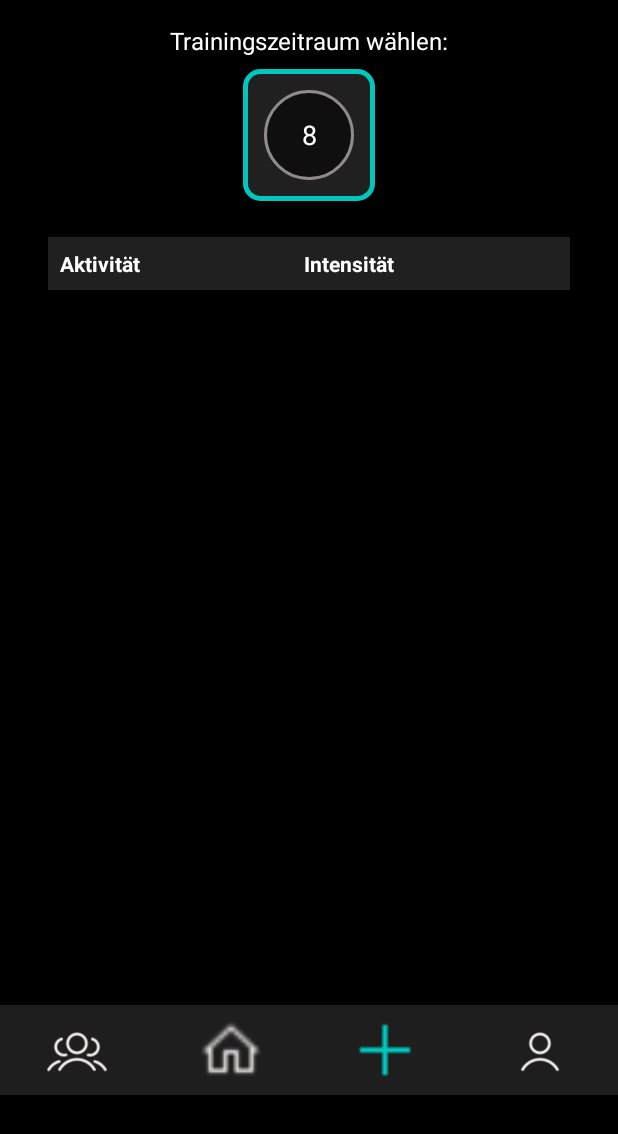
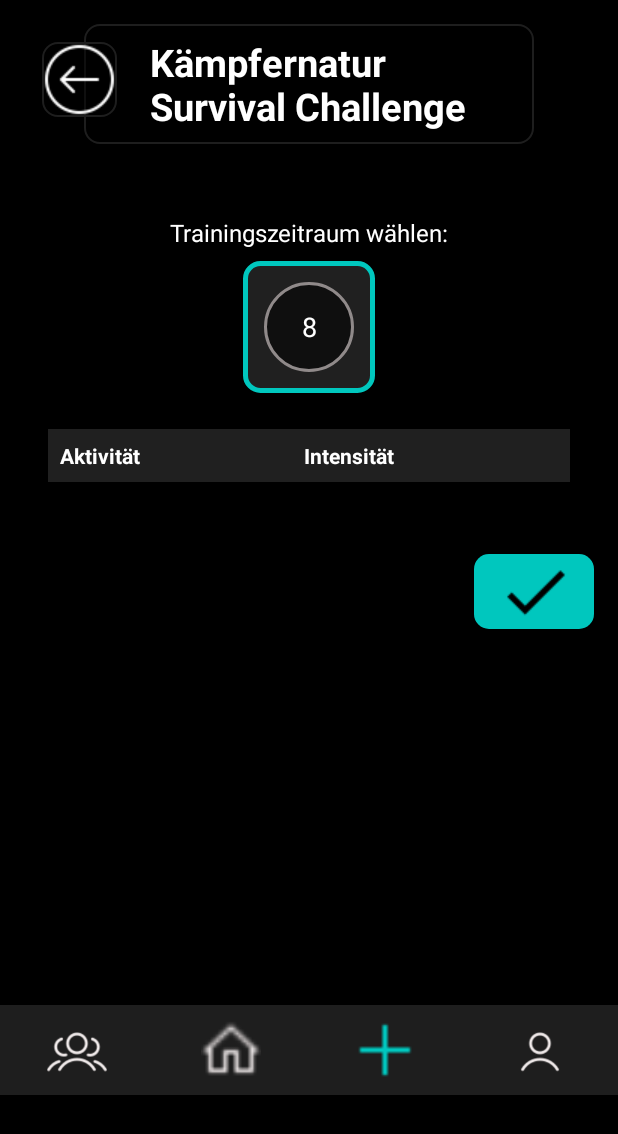
Before and after one commit to Luggl/ChallengeAccepted, an Android app built with Jetpack Compose: the SurvivalCreateChallengeOverviewActivity screen opened directly, with no data from a screen before it, on a phone screen of 412 x 824 dp. Shown: the top 1134 px of the screen. Run offline under Robolectric (Android 15) with nearby library versions, the phone set to English and light mode, and no system bars.

Commit message:
Überarbeitung

```diff
--- a/app/frontend/app/src/main/java/de/thws/challengeaccepted/SurvivalCreateChallengeOverviewActivity.kt
+++ b/app/frontend/app/src/main/java/de/thws/challengeaccepted/SurvivalCreateChallengeOverviewActivity.kt
@@ -13,12 +13,18 @@ class SurvivalCreateChallengeOverviewActivity: AppCompatActivity() {
         super.onCreate(savedInstanceState)
         setContentView(R.layout.activity_survival_create_challenge_overview)
 
+        // Navigation Back
+        val navBack = findViewById<ImageView>(R.id.btn_back)
+        navBack.setOnClickListener {
+            val intent = Intent(this, SurvivalIntensityActivity::class.java)
+            startActivity(intent)
+        }
+
         tableLayout = findViewById(R.id.table_layout)
 
         val intesityMap =
             intent.getSerializableExtra("intensities") as? HashMap<String, String> ?: hashMapOf()
         fillTableNeutral(intesityMap)
-
 
         // Bottom Navigation
         val navGroup = findViewById<ImageView>(R.id.nav_group)
--- a/app/frontend/app/src/main/res/layout/activity_standard_create_challenge_overview.xml
+++ b/app/frontend/app/src/main/res/layout/activity_standard_create_challenge_overview.xml
@@ -136,7 +136,7 @@
         android:id="@+id/btn_confirm_selection"
         android:layout_width="80dp"
         android:layout_height="50dp"
-        android:layout_above="@id/ll_bottom_navigation"
+        android:layout_below="@+id/main_content"
         android:layout_alignParentEnd="true"
         android:layout_margin="16dp"
         android:background="@drawable/green_button"
--- a/app/frontend/app/src/main/res/layout/activity_survival_create_challenge_overview.xml
+++ b/app/frontend/app/src/main/res/layout/activity_survival_create_challenge_overview.xml
@@ -7,6 +7,7 @@
     tools:context=".DashboardActivity">
 
     <LinearLayout
+        android:id="@+id/header"
         android:layout_width="300dp"
         android:layout_height="wrap_content"
         android:layout_centerHorizontal="true"
@@ -27,14 +28,25 @@
             android:textStyle="bold" />
     </LinearLayout>
 
+    <!-- Zurück-Button -->
+    <ImageButton
+        android:id="@+id/btn_back"
+        android:layout_width="50dp"
+        android:layout_height="50dp"
+        android:layout_margin="28dp"
+        android:background="@drawable/grey_background"
+        android:src="@drawable/back_icon"
+        android:tint="@android:color/white"
+        tools:ignore="UseAppTint"
+        android:contentDescription="@string/back_button_desc" />
 
     <!-- Hauptinhalt -->
     <LinearLayout
         android:id="@+id/main_content"
+        android:layout_below="@+id/header"
         android:layout_width="match_parent"
         android:layout_height="wrap_content"
-        android:layout_marginLeft="16dp"
-        android:layout_marginRight="16dp"
+        android:layout_margin="16dp"
         android:orientation="vertical">
 
         <ScrollView xmlns:android="http://schemas.android.com/apk/res/android"
@@ -112,7 +124,7 @@
         android:id="@+id/btn_confirm_selection"
         android:layout_width="80dp"
         android:layout_height="50dp"
-        android:layout_above="@id/ll_bottom_navigation"
+        android:layout_below="@id/main_content"
         android:layout_alignParentEnd="true"
         android:layout_margin="16dp"
         android:background="@drawable/green_button"
```
Also changed, not shown: app/frontend/app/src/main/java/de/thws/challengeaccepted/StandardCreateChallengeOverviewActivity.kt (+27 -0 lines), app/frontend/app/src/main/res/layout/activity_dashboard.xml (+4 -3 lines), app/frontend/app/src/main/res/layout/activity_group_dashboard.xml (+9 -5 lines), app/frontend/app/src/main/res/layout/activity_standard_intensity.xml (+7 -0 lines).
